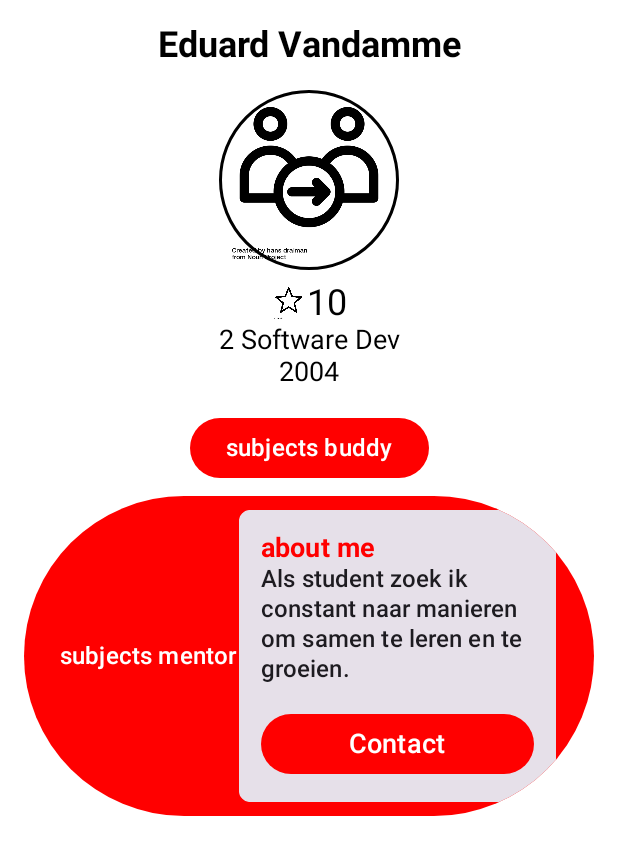
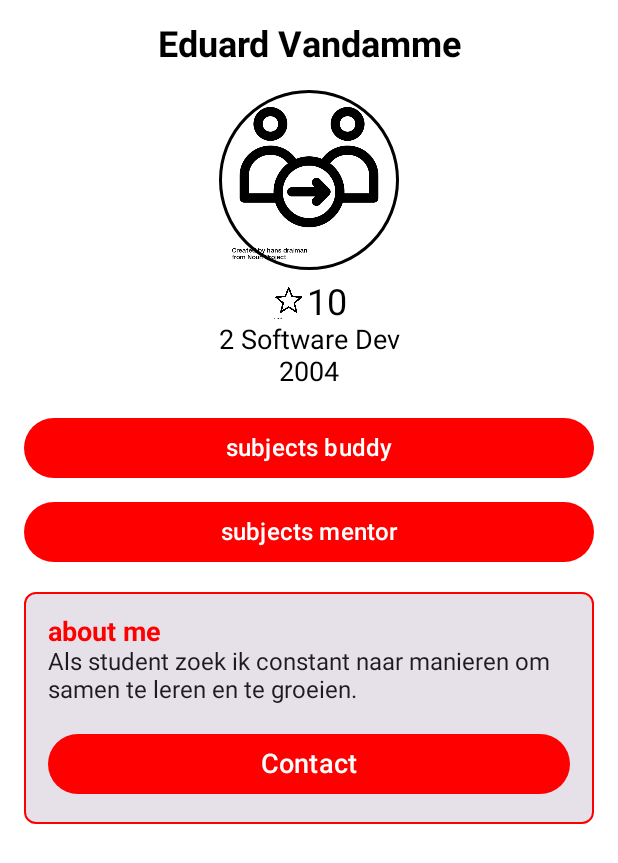
Before and after one commit to ThijsGeeraert2/studdybuddy, an Android app built with Jetpack Compose: the @Preview function PreviewBuddyDetailScreen, on a phone screen of 412 x 824 dp. Shown: the top 863 px of the screen. Run offline under Robolectric (Android 15) with nearby library versions, the phone set to English and light mode, and no system bars.

Commit message:
Buddy detailscreen 2

```diff
--- a/app/src/main/java/be/thijsgeeraert/studdybuddy/ui/screens/BuddyDetailScreen.kt
+++ b/app/src/main/java/be/thijsgeeraert/studdybuddy/ui/screens/BuddyDetailScreen.kt
@@ -1,4 +1,5 @@
 package be.thijsgeeraert.studdybuddy.ui.screens
+
 import androidx.compose.foundation.Image
 import androidx.compose.foundation.border
 import androidx.compose.foundation.layout.*
@@ -18,7 +19,7 @@ import androidx.compose.ui.unit.dp
 import androidx.compose.ui.unit.sp
 import be.thijsgeeraert.studdybuddy.R
 
-@Preview
+@Preview(showBackground = true)
 @Composable
 fun PreviewBuddyDetailScreen() {
     BuddyDetailScreen()
@@ -72,7 +73,8 @@ fun BuddyDetailScreen() {
         Button(
             onClick = { /* TODO: Implement click action */ },
             colors = ButtonDefaults.buttonColors(Color.Red),
-            shape = RoundedCornerShape(50)
+            shape = RoundedCornerShape(50),
+            modifier = Modifier.fillMaxWidth()
         ) {
             Text(
                 text = stringResource(id = R.string.subjects_buddy),
@@ -86,13 +88,16 @@ fun BuddyDetailScreen() {
         Button(
             onClick = { /* TODO: Implement click action */ },
             colors = ButtonDefaults.buttonColors(Color.Red),
-            shape = RoundedCornerShape(50)
+            shape = RoundedCornerShape(50),
+            modifier = Modifier.fillMaxWidth()
         ) {
             Text(
                 text = stringResource(id = R.string.subjects_mentor),
                 color = Color.White,
                 fontSize = 16.sp
             )
+        }
+
         Spacer(modifier = Modifier.height(16.dp))
 
         Card(
@@ -133,4 +138,3 @@ fun BuddyDetailScreen() {
         }
     }
 }
-}
```
Lines whose indentation alone changed are shown as unchanged.
